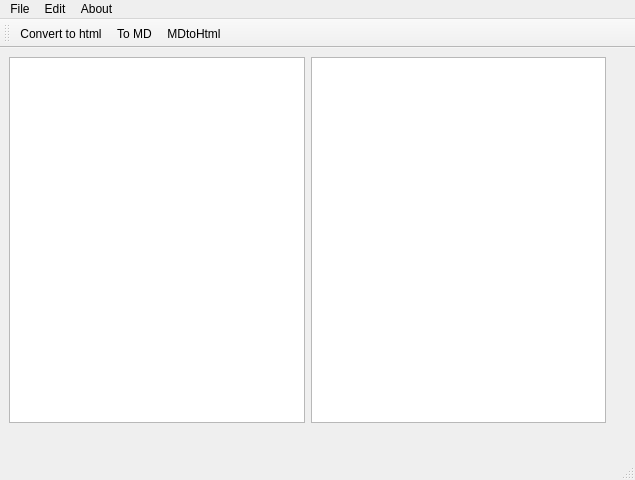
This is src/forms/mainwindow.ui in pavelkral/mdedit as Qt 5 draws it before an edit. The edited form follows.
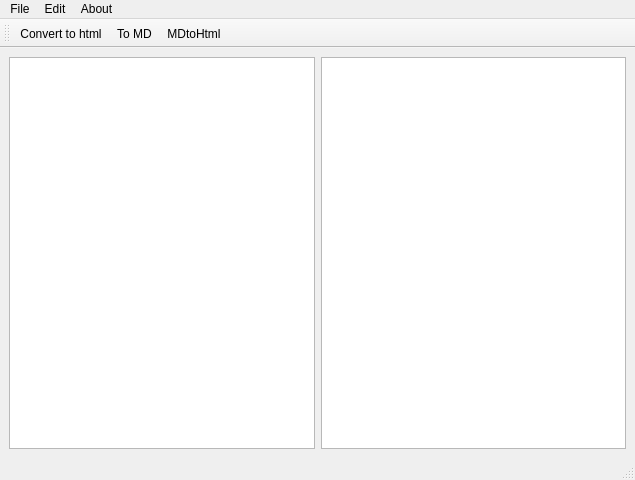
This is the edited form. Icons and pictures are not drawn.

The edit to the form file:
```diff
--- a/src/forms/mainwindow.ui
+++ b/src/forms/mainwindow.ui
@@ -25,31 +25,8 @@
     <item row="0" column="1">
      <widget class="QTextEdit" name="textEditPreview"/>
     </item>
-    <item row="0" column="2" rowspan="2">
-     <spacer>
-      <property name="orientation">
-       <enum>Qt::Orientation::Vertical</enum>
-      </property>
-      <property name="sizeHint" stdset="0">
-       <size>
-        <width>20</width>
-        <height>181</height>
-       </size>
-      </property>
-     </spacer>
-    </item>
-    <item row="1" column="0">
-     <spacer>
-      <property name="orientation">
-       <enum>Qt::Orientation::Horizontal</enum>
-      </property>
-      <property name="sizeHint" stdset="0">
-       <size>
-        <width>251</width>
-        <height>20</height>
-       </size>
-      </property>
-     </spacer>
+    <item row="0" column="0">
+     <widget class="QTextEdit" name="ted"/>
     </item>
    </layout>
   </widget>
```
Left out of the diff: 3 changed lines with no effect on the pictures.
